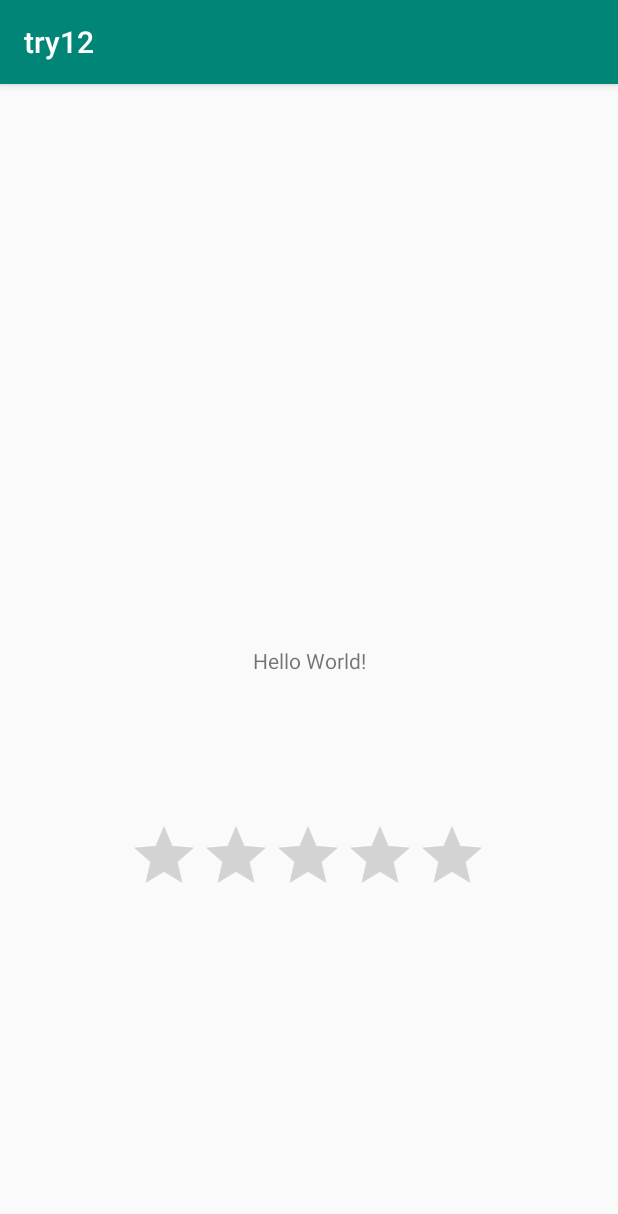
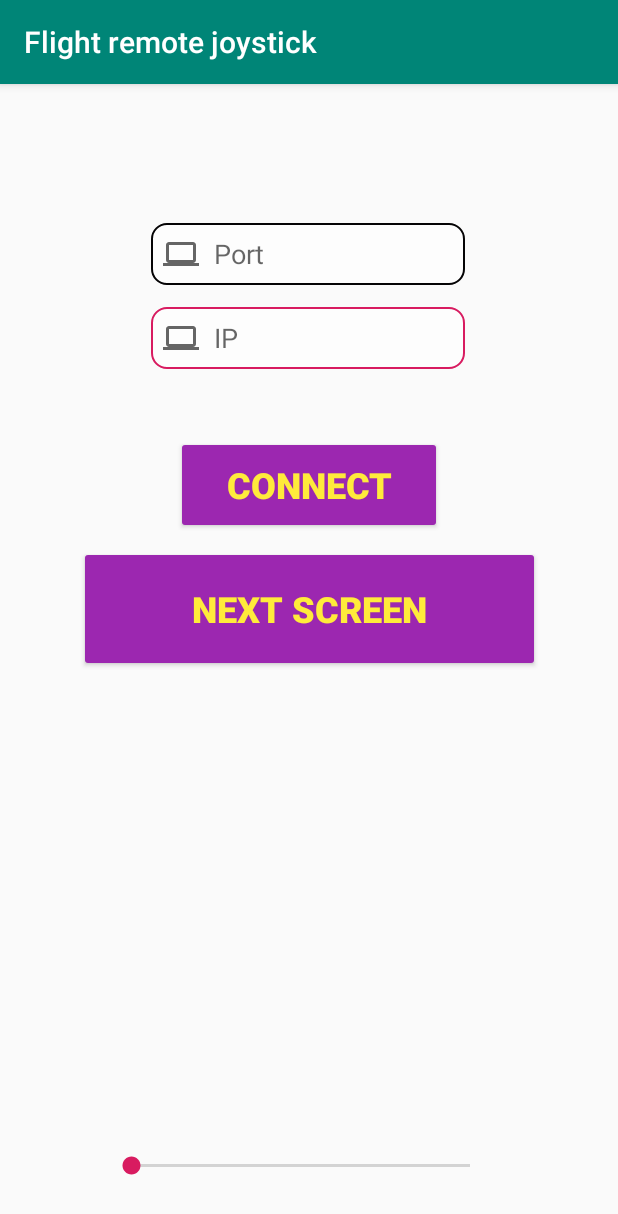
Before and after one commit to hilaLevi3/Flight-Remote-Joystick, an Android app: the screen it shows after launch (MainActivity), on a phone screen of 412 x 824 dp. Shown: the top 1214 px of the screen. Run offline under Robolectric (Android 15) with nearby library versions, the phone set to English and light mode, and no system bars; our stand-ins replace data binding.

Commit message:
first slider, IP and Port text

```diff
--- a/app/src/main/java/com/example/try12/MainActivity.kt
+++ /dev/null
@@ -1,29 +0,0 @@
-package com.example.try12
-
-import androidx.appcompat.app.AppCompatActivity
-import android.os.Bundle
-import java.io.BufferedReader
-import java.io.InputStreamReader
-import java.io.PrintWriter
-import java.net.Socket
-
-class MainActivity : AppCompatActivity() {
-
-    override fun onCreate(savedInstanceState: Bundle?) {
-        super.onCreate(savedInstanceState)
-        setContentView(R.layout.activity_main)
-        Thread { connect()}.start()
-    }
-
-    fun connect() {
-        val client = Socket("192.168.32.1", 6400)
-        val output = PrintWriter(client.getOutputStream(), true)
-        val input = BufferedReader(InputStreamReader(client.inputStream))
-
-//        println("Client sending [Hello]")
-        output.print("set /controls/flight/aileron 0.5"+"\r\n")
-        output.flush()
-        println("Client receiving [${input.readLine()}]")
-        client.close()
-    }
-}
--- /dev/null
+++ b/app/src/main/java/com/example/try12/view/MainActivity.kt
@@ -0,0 +1,69 @@
+package com.example.try12.view
+
+import android.content.Intent
+import androidx.appcompat.app.AppCompatActivity
+import android.os.Bundle
+import android.view.View
+import android.widget.EditText
+import androidx.databinding.DataBindingUtil
+import com.example.try12.Model
+import com.example.try12.R
+import com.example.try12.databinding.ActivityMainBinding
+import kotlinx.android.synthetic.main.activity_main.view.*
+import java.io.BufferedReader
+import java.io.InputStreamReader
+import java.io.PrintWriter
+import java.net.Socket
+import com.example.try12.viewModel.*
+//import com.example.try12.model.*
+
+class MainActivity : AppCompatActivity() {
+
+    private lateinit var bindingH: ActivityMainBinding
+    lateinit var viewModel: ViewModel
+
+    override fun onCreate(savedInstanceState: Bundle?) {
+        super.onCreate(savedInstanceState)
+//        setContentView(R.layout.activity_main)
+//        Thread { connect()}.start()
+
+        bindingH = ActivityMainBinding.inflate(layoutInflater)
+        setContentView(bindingH.root)
+
+        //
+        var bindingL = DataBindingUtil.setContentView<ActivityMainBinding>(this, R.layout.activity_main)
+        val model = Model()
+        viewModel = ViewModel(model)
+        bindingL.viewModel = viewModel
+
+
+
+        /// connecting  to second screen
+        bindingH.root.buttonNext.setOnClickListener{
+            val intent = Intent(this, SecondScreen::class.java) // package contest
+            startActivity(intent) // will take us from 'this' to the second activity
+        }
+    }
+
+
+
+
+    fun connect() {
+        val client = Socket("192.168.32.1", 6400)
+        val output = PrintWriter(client.getOutputStream(), true)
+        val input = BufferedReader(InputStreamReader(client.inputStream))
+
+//        println("Client sending [Hello]")
+        output.print("set /controls/flight/aileron 0.5"+"\r\n")
+        output.flush()
+        println("Client receiving [${input.readLine()}]")
+        client.close()
+    }
+
+    fun clickButton(view: View) {
+        // checking if ip and port are filled - assuming for now they're both filled
+        findViewById<EditText>(R.id.ipBlock)
+        println("inside click button")
+        viewModel.callConnect()
+    }
+}
--- /dev/null
+++ b/app/src/main/res/drawable/ic_computer.xml
@@ -0,0 +1,10 @@
+<vector xmlns:android="http://schemas.android.com/apk/res/android"
+    android:width="24dp"
+    android:height="24dp"
+    android:viewportWidth="24"
+    android:viewportHeight="24"
+    android:tint="?attr/colorControlNormal">
+  <path
+      android:fillColor="@android:color/white"
+      android:pathData="M20,18c1.1,0 1.99,-0.9 1.99,-2L22,6c0,-1.1 -0.9,-2 -2,-2H4c-1.1,0 -2,0.9 -2,2v10c0,1.1 0.9,2 2,2H0v2h24v-2h-4zM4,6h16v10H4V6z"/>
+</vector>
--- /dev/null
+++ b/app/src/main/res/drawable/rectangle_text.xml
@@ -0,0 +1,20 @@
+<?xml version="1.0" encoding="utf-8"?>
+<selector xmlns:android="http://schemas.android.com/apk/res/android">
+
+    <item android:state_enabled="true" android:state_focused="true">
+        <shape android:shape="rectangle">
+            <solid android:color="@color/white"/>
+            <corners android:radius="10dp"/>
+            <stroke android:color="@color/colorAccent" android:width="1dp"/>
+        </shape>
+    </item>
+
+    <item android:state_enabled="true">
+        <shape android:shape="rectangle">
+            <solid android:color="@color/white"/>
+            <corners android:radius="10dp"/>
+            <stroke android:color="@color/black" android:width="1dp"/>
+        </shape>
+    </item>
+
+</selector>
--- a/app/src/main/res/layout/activity_main.xml
+++ b/app/src/main/res/layout/activity_main.xml
@@ -1,28 +1,108 @@
 <?xml version="1.0" encoding="utf-8"?>
-<androidx.constraintlayout.widget.ConstraintLayout xmlns:android="http://schemas.android.com/apk/res/android"
+<layout
         xmlns:tools="http://schemas.android.com/tools"
         xmlns:app="http://schemas.android.com/apk/res-auto"
+        xmlns:android="http://schemas.android.com/apk/res/android">
+   <data>
+       <variable
+               name="viewModel"
+               type="com.example.try12.viewModel.ViewModel" />
+   </data>
+        <androidx.constraintlayout.widget.ConstraintLayout
                 android:layout_width="match_parent"
                 android:layout_height="match_parent"
-        tools:context=".MainActivity">
+                tools:context=".view.MainActivity">
 
-    <TextView
-            android:layout_width="wrap_content"
-            android:layout_height="wrap_content"
-            android:text="Hello World!"
+
+            <EditText
+                    android:id="@+id/ipBlock"
+                    android:layout_width="209dp"
+                    android:layout_height="41dp"
+                    android:ems="10"
+                    android:hint="@string/ip"
+                    android:text="@={viewModel.ip}"
+                    android:inputType="textPersonName"
+                    android:paddingStart="8dp"
                     app:layout_constraintBottom_toBottomOf="parent"
+                    app:layout_constraintEnd_toEndOf="parent"
+                    app:layout_constraintHorizontal_bias="0.497"
+                    app:layout_constraintStart_toStartOf="parent"
+                    app:layout_constraintTop_toTopOf="parent"
+                    app:layout_constraintVertical_bias="0.205"
+                    android:background="@drawable/rectangle_text"
+                    android:drawableStart="@drawable/ic_computer"
+                    android:drawableLeft="@drawable/ic_computer"
+                    android:drawablePadding="10dp" />
+
+            <EditText
+                    android:id="@+id/portBlock"
+                    android:layout_width="209dp"
+                    android:layout_height="41dp"
+                    android:ems="10"
+                    android:hint="@string/port"
+                    android:text="@={viewModel.port}"
+                    android:paddingStart="8dp"
+                    android:inputType="textPersonName"
+                    app:layout_constraintBottom_toTopOf="@+id/ipBlock"
+                    app:layout_constraintEnd_toEndOf="parent"
+                    app:layout_constraintHorizontal_bias="0.497"
+                    app:layout_constraintStart_toStartOf="parent"
+                    app:layout_constraintTop_toTopOf="parent"
+                    app:layout_constraintVertical_bias="0.864"
+                    android:background="@drawable/rectangle_text"
+                    android:drawableStart="@drawable/ic_computer"
+                    android:drawableLeft="@drawable/ic_computer"
+                    android:drawablePadding="10dp" />
+
+
+
+            <Button
+                    android:id="@+id/connectButton"
+                    android:layout_width="177dp"
+                    android:layout_height="65dp"
+                    android:text="@string/buttonConnect"
+                    android:textColor="#FFEB3B"
+                    android:textSize="24sp"
+                    android:textStyle="bold"
+                    android:onClick="clickButton"
+                    app:backgroundTint="#9C27B0"
+                    app:layout_constraintEnd_toEndOf="parent"
                     app:layout_constraintLeft_toLeftOf="parent"
                     app:layout_constraintRight_toRightOf="parent"
-            app:layout_constraintTop_toTopOf="parent" />
+                    app:layout_constraintStart_toStartOf="parent"
+                    app:layout_constraintBottom_toTopOf="@+id/buttonNext"
+                    android:layout_marginBottom="8dp" />
 
-    <RatingBar
-            android:layout_width="wrap_content"
-            android:layout_height="wrap_content"
-            android:id="@+id/ratingBar"
+            <Button
+                    android:id="@+id/buttonNext"
+                    android:layout_width="307dp"
+                    android:layout_height="84dp"
+                    android:layout_marginBottom="376dp"
+                    android:text="@string/buttonNext"
+                    android:textColor="#FFEB3B"
+                    android:textSize="24sp"
+                    android:textStyle="bold"
+                    app:backgroundTint="#9C27B0"
                     app:layout_constraintBottom_toBottomOf="parent"
+                    app:layout_constraintEnd_toEndOf="parent"
                     app:layout_constraintLeft_toLeftOf="parent"
                     app:layout_constraintRight_toRightOf="parent"
-            app:layout_constraintHorizontal_bias="0.497"
-            android:layout_marginBottom="220dp" />
+                    app:layout_constraintStart_toStartOf="parent" />
+
+            <SeekBar
+                    android:id="@+id/seekBar2"
+                    android:layout_width="258dp"
+                    android:layout_height="32dp"
+                    android:max="100000"
+
+                    android:progress="@={viewModel.seekBarProgress}"
+                    app:layout_constraintBottom_toBottomOf="parent"
+                    app:layout_constraintEnd_toEndOf="parent"
+                    app:layout_constraintHorizontal_bias="0.464"
+                    app:layout_constraintStart_toStartOf="parent"
+                    app:layout_constraintTop_toTopOf="parent"
+                    app:layout_constraintVertical_bias="0.958" />
+
 
         </androidx.constraintlayout.widget.ConstraintLayout>
+</layout>
--- a/app/src/main/res/values/colors.xml
+++ b/app/src/main/res/values/colors.xml
@@ -2,5 +2,7 @@
 <resources>
     <color name="colorPrimary">#008577</color>
     <color name="colorPrimaryDark">#00574B</color>
+    <color name="white">#FDFDFD</color>
     <color name="colorAccent">#D81B60</color>
+    <color name="black">#050405</color>
 </resources>
--- a/app/src/main/res/values/strings.xml
+++ b/app/src/main/res/values/strings.xml
@@ -1,3 +1,9 @@
 <resources>
-    <string name="app_name">try12</string>
+    <string name="app_name">Flight remote joystick</string>
+    <string name="buttonNext">next screen</string>
+    <string name="buttonConnect">connect</string>
+    <string name="connect">connect</string>
+    <string name="please_enter_ip_address_and_port">Please Enter IP address and port</string>
+    <string name="port">Port</string>
+    <string name="ip">IP</string>
 </resources>
--- a/build.gradle
+++ b/build.gradle
@@ -8,7 +8,7 @@ buildscript {
 
     }
     dependencies {
-        classpath 'com.android.tools.build:gradle:3.5.0'
+        classpath 'com.android.tools.build:gradle:4.0.0'
         classpath "org.jetbrains.kotlin:kotlin-gradle-plugin:$kotlin_version"
         // NOTE: Do not place your application dependencies here; they belong
         // in the individual module build.gradle files
```
Also changed, not shown: app/build.gradle (+14 -3 lines), app/src/main/AndroidManifest.xml (+9 -5 lines), app/src/main/java/com/example/try12/Model.kt (deleted, +0 -23 lines), app/src/main/java/com/example/try12/model/Model.kt (added, +60 -0 lines), app/src/main/java/com/example/try12/view/SecondScreen.kt (added, +22 -0 lines), app/src/main/java/com/example/try12/viewModel/ViewModel.kt (added, +41 -0 lines), app/src/main/res/layout/activity_second_screen.xml (added, +31 -0 lines), gradle/wrapper/gradle-wrapper.properties. Lines whose indentation alone changed are shown as unchanged.
